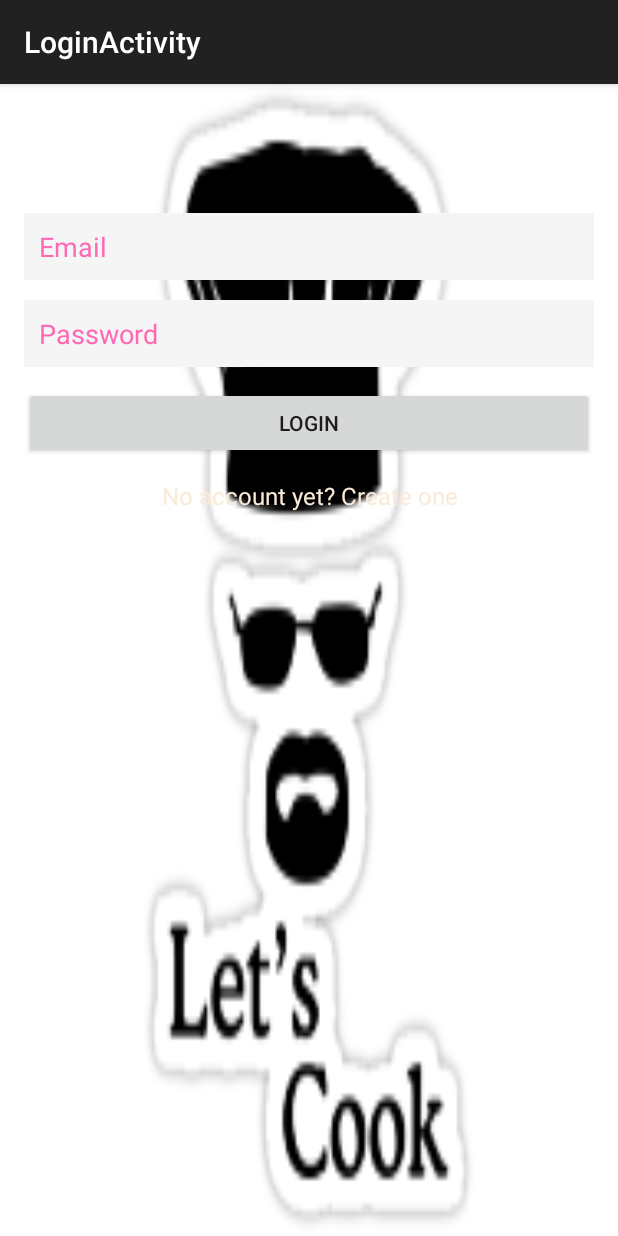
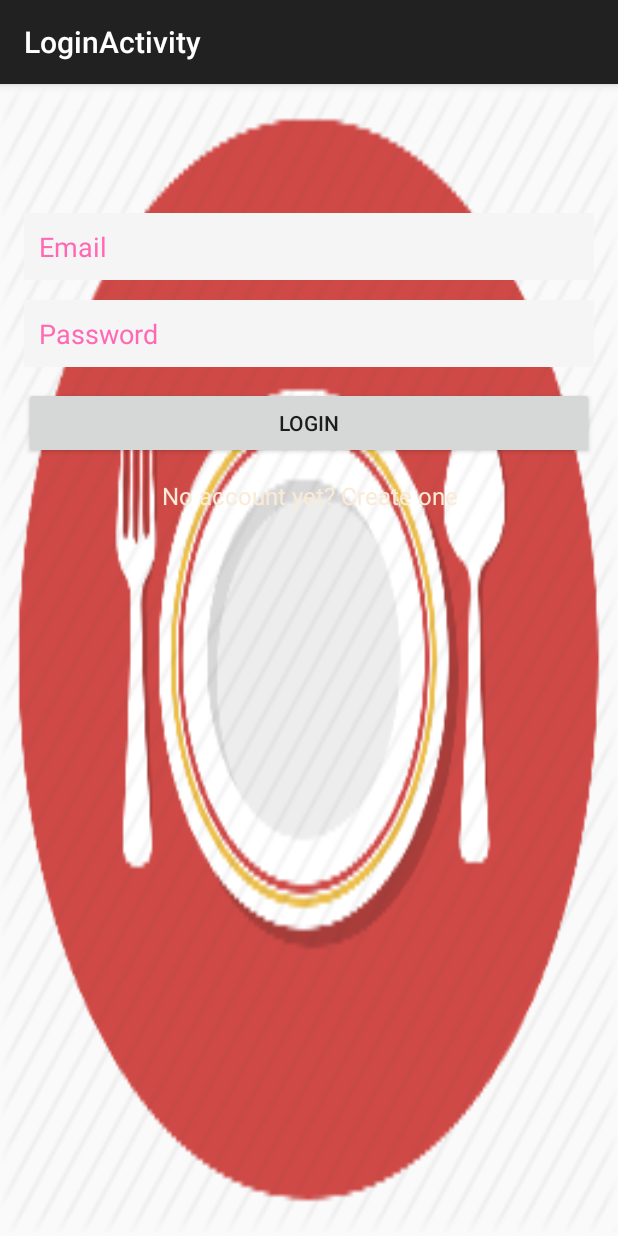
Before and after one commit to ImtananRaja/FinalProject, an Android app: the screen it shows after launch (LoginActivity), on a phone screen of 412 x 824 dp. Run offline under Robolectric (Android 15) with nearby library versions, the phone set to English and light mode, and no system bars; our stand-ins replace Volley.

Commit message:
This is significant progress

```diff
--- a/app/src/main/res/layout/activity_login.xml
+++ b/app/src/main/res/layout/activity_login.xml
@@ -2,13 +2,15 @@
     xmlns:tools="http://schemas.android.com/tools" android:layout_width="match_parent"
     android:layout_height="match_parent" android:paddingLeft="@dimen/activity_horizontal_margin"
     android:orientation="vertical"
-    android:background="@drawable/ic_launcher"
+    android:background="@drawable/searchrecipes"
     android:scaleType="centerCrop"
     android:paddingRight="@dimen/activity_horizontal_margin"
     android:paddingTop="@dimen/activity_vertical_margin"
+
     android:paddingBottom="@dimen/activity_vertical_margin" tools:context="com.imtanan.finalproject.LoginActivity" >
 
   <!--  <ImageView
+
         android:layout_width="wrap_content"
         android:layout_height="wrap_content"
         android:src="@drawable/ic_launcher"
```
